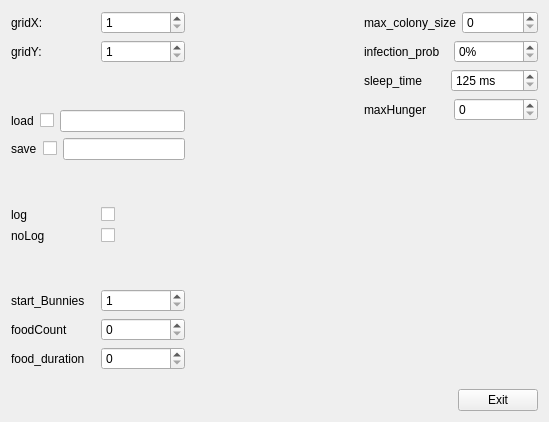
The window that BunnyVisual/SettingsWindow.ui (Mayerch1/BunnyVisual) describes before a commit, drawn with Qt 5.
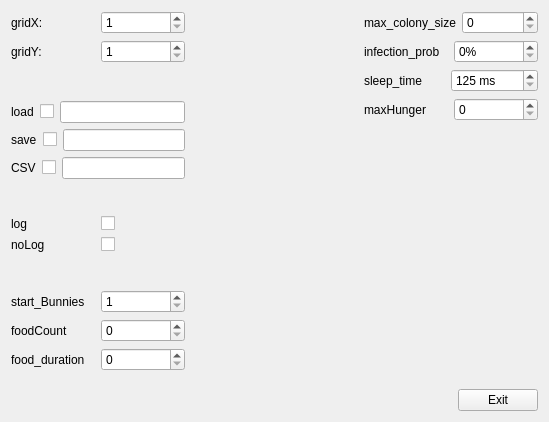
The same window after the commit.

```diff
--- a/BunnyVisual/SettingsWindow.ui
+++ b/BunnyVisual/SettingsWindow.ui
@@ -13,9 +13,9 @@
   <property name="windowTitle">
    <string>SettingsWindow</string>
   </property>
-  <layout class="QHBoxLayout" name="horizontalLayout_15">
+  <layout class="QHBoxLayout" name="horizontalLayout_16">
    <item>
-    <layout class="QVBoxLayout" name="verticalLayout_6">
+    <layout class="QVBoxLayout" name="verticalLayout_2">
      <item>
       <layout class="QVBoxLayout" name="verticalLayout">
        <item>
@@ -86,8 +86,6 @@
       </spacer>
      </item>
      <item>
-      <layout class="QVBoxLayout" name="verticalLayout_2">
-       <item>
         <layout class="QHBoxLayout" name="horizontalLayout_4">
          <item>
           <widget class="QLabel" name="label_3">
@@ -158,6 +156,37 @@
           </widget>
          </item>
         </layout>
+     </item>
+     <item>
+      <layout class="QHBoxLayout" name="horizontalLayout_15">
+       <item>
+        <widget class="QLabel" name="lbl_text">
+         <property name="font">
+          <font>
+           <pointsize>9</pointsize>
+          </font>
+         </property>
+         <property name="text">
+          <string>CSV</string>
+         </property>
+        </widget>
+       </item>
+       <item>
+        <widget class="QCheckBox" name="checkCsv">
+         <property name="text">
+          <string/>
+         </property>
+        </widget>
+       </item>
+       <item>
+        <widget class="QLineEdit" name="boxCsv">
+         <property name="toolTip">
+          <string>&lt;Return&gt;</string>
+         </property>
+         <property name="toolTipDuration">
+          <number>5</number>
+         </property>
+        </widget>
        </item>
       </layout>
      </item>
```
Lines whose indentation alone changed are shown as unchanged.
